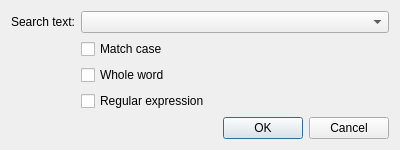
Before: the Qt Designer form src/ui/finddialog.ui in medo64/QText, drawn with Qt 5.
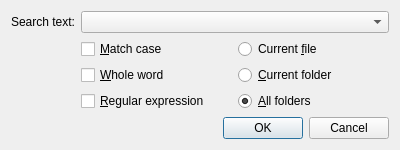
After: the same form once the commit is applied. Icons and pictures are not drawn.

The edit to the form file:
```diff
--- a/src/ui/finddialog.ui
+++ b/src/ui/finddialog.ui
@@ -7,7 +7,7 @@
     <x>0</x>
     <y>0</y>
     <width>400</width>
-    <height>139</height>
+    <height>143</height>
    </rect>
   </property>
   <property name="windowTitle">
@@ -25,31 +25,7 @@
      </property>
     </widget>
    </item>
-   <item row="0" column="2">
-    <widget class="QComboBox" name="comboSearch"/>
-   </item>
-   <item row="1" column="2">
-    <widget class="QCheckBox" name="checkMatchCase">
-     <property name="text">
-      <string>Match case</string>
-     </property>
-    </widget>
-   </item>
-   <item row="2" column="2">
-    <widget class="QCheckBox" name="checkWholeWord">
-     <property name="text">
-      <string>Whole word</string>
-     </property>
-    </widget>
-   </item>
-   <item row="3" column="2">
-    <widget class="QCheckBox" name="checkUseRegEx">
-     <property name="text">
-      <string>Regular expression</string>
-     </property>
-    </widget>
-   </item>
-   <item row="4" column="2">
+   <item row="5" column="2">
     <widget class="QDialogButtonBox" name="buttonBox">
      <property name="sizePolicy">
       <sizepolicy hsizetype="Expanding" vsizetype="Fixed">
@@ -65,6 +41,66 @@
      </property>
     </widget>
    </item>
+   <item row="0" column="2">
+    <widget class="QComboBox" name="comboSearch"/>
+   </item>
+   <item row="1" column="2">
+    <layout class="QHBoxLayout" name="horizontalLayout">
+     <item>
+      <layout class="QVBoxLayout" name="verticalLayout">
+       <item>
+        <widget class="QCheckBox" name="checkMatchCase">
+         <property name="text">
+          <string>&amp;Match case</string>
+         </property>
+        </widget>
+       </item>
+       <item>
+        <widget class="QCheckBox" name="checkWholeWord">
+         <property name="text">
+          <string>&amp;Whole word</string>
+         </property>
+        </widget>
+       </item>
+       <item>
+        <widget class="QCheckBox" name="checkUseRegEx">
+         <property name="text">
+          <string>&amp;Regular expression</string>
+         </property>
+        </widget>
+       </item>
+      </layout>
+     </item>
+     <item>
+      <layout class="QVBoxLayout" name="verticalLayout_3">
+       <item>
+        <widget class="QRadioButton" name="radioCurrentFile">
+         <property name="text">
+          <string>Current &amp;file</string>
+         </property>
+        </widget>
+       </item>
+       <item>
+        <widget class="QRadioButton" name="radioCurrentFolder">
+         <property name="text">
+          <string>&amp;Current folder</string>
+         </property>
+        </widget>
+       </item>
+       <item>
+        <widget class="QRadioButton" name="radioAllFolders">
+         <property name="text">
+          <string>&amp;All folders</string>
+         </property>
+         <property name="checked">
+          <bool>true</bool>
+         </property>
+        </widget>
+       </item>
+      </layout>
+     </item>
+    </layout>
+   </item>
   </layout>
  </widget>
  <tabstops>
```
Left out of the diff: 3 changed lines with no effect on the pictures.
